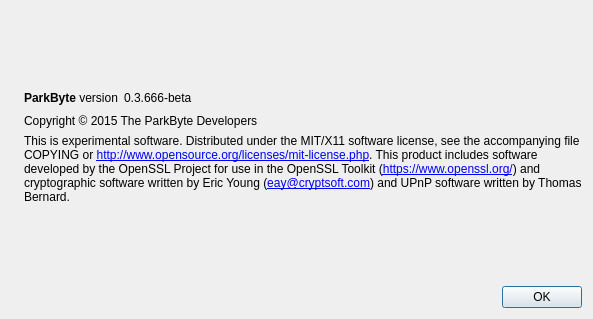
Above: src/qt/forms/aboutdialog.ui from bitcrystal/BitcrystalSaphir before the change. Below: the same form after it.
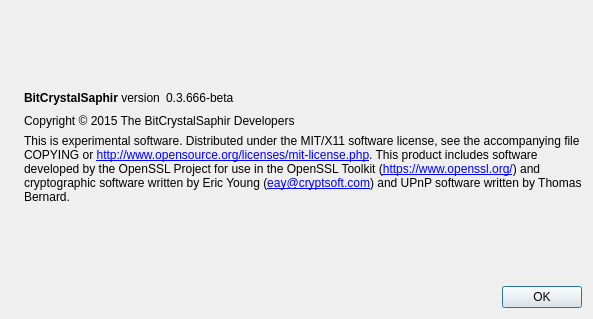
That is the form after the change. Icons and pictures are not drawn.

What changed in the file:
```diff
--- a/src/qt/forms/aboutdialog.ui
+++ b/src/qt/forms/aboutdialog.ui
@@ -50,7 +50,7 @@
           <cursorShape>IBeamCursor</cursorShape>
          </property>
          <property name="text">
-          <string>&lt;b&gt;ParkByte&lt;/b&gt; version</string>
+          <string>&lt;b&gt;BitCrystalSaphir&lt;/b&gt; version</string>
          </property>
          <property name="textInteractionFlags">
           <set>Qt::LinksAccessibleByMouse|Qt::TextSelectableByKeyboard|Qt::TextSelectableByMouse</set>
@@ -91,7 +91,7 @@
         <cursorShape>IBeamCursor</cursorShape>
        </property>
        <property name="text">
-        <string>Copyright © 2015 The ParkByte Developers</string>
+        <string>Copyright © 2015 The BitCrystalSaphir Developers</string>
        </property>
        <property name="textInteractionFlags">
         <set>Qt::LinksAccessibleByMouse|Qt::TextSelectableByKeyboard|Qt::TextSelectableByMouse</set>
```
Left out of the diff: 2 changed lines with no effect on the pictures.
